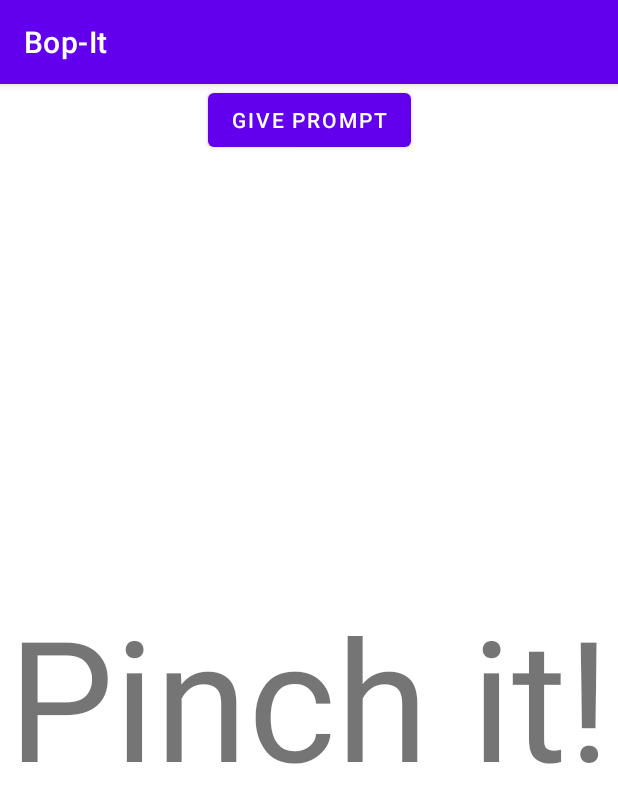
After one commit to Benjamin-Dippold/Bop-It, an Android app: the fragment PinchPrompt placed in its activity, on a phone screen of 412 x 824 dp. The commit adds this screen. Shown: the top 803 px of the screen. Run offline under Robolectric (Android 15) with nearby library versions, the phone set to English and light mode, and no system bars.

Commit message:
Added Zoom- and Pinch-Prompt

```diff
--- a/app/src/main/java/at/iver/bop_it/prompts/AbstractPrompt.java
+++ b/app/src/main/java/at/iver/bop_it/prompts/AbstractPrompt.java
@@ -12,6 +12,7 @@ import android.util.Log;
 import android.view.GestureDetector;
 import android.view.LayoutInflater;
 import android.view.MotionEvent;
+import android.view.ScaleGestureDetector;
 import android.view.View;
 import android.view.ViewGroup;
 import androidx.annotation.NonNull;
@@ -47,12 +48,16 @@ public abstract class AbstractPrompt extends Fragment implements SensorEventList
         View view = inflater.inflate(layout, null, false);
         view.setOnTouchListener(
                 new View.OnTouchListener() {
-                    private GestureDetectorCompat gestureDetector =
+                    private final GestureDetectorCompat gestureDetector =
                             new GestureDetectorCompat(requireContext(), new GestureListener());
+
+                    private final ScaleGestureDetector scaleGestureDetector =
+                            new ScaleGestureDetector(requireContext(), new ScaleGestureListener());
 
                     @Override
                     public boolean onTouch(View v, MotionEvent event) {
-                        return gestureDetector.onTouchEvent(event);
+                        return gestureDetector.onTouchEvent(event)
+                                || scaleGestureDetector.onTouchEvent(event);
                     }
                 });
 
@@ -102,6 +107,8 @@ public abstract class AbstractPrompt extends Fragment implements SensorEventList
         Log.v(TAG, "onLongPress");
     }
 
+    protected void onScaleBegin(ScaleGestureDetector scaleGestureDetector) {}
+
     private class GestureListener extends GestureDetector.SimpleOnGestureListener {
         @Override
         public boolean onDown(@NonNull MotionEvent e) {
@@ -135,4 +142,13 @@ public abstract class AbstractPrompt extends Fragment implements SensorEventList
             AbstractPrompt.this.onLongPress();
         }
     }
+
+    private class ScaleGestureListener extends ScaleGestureDetector.SimpleOnScaleGestureListener {
+
+        @Override
+        public boolean onScaleBegin(@NonNull ScaleGestureDetector scaleGestureDetector) {
+            AbstractPrompt.this.onScaleBegin(scaleGestureDetector);
+            return false;
+        }
+    }
 }
--- /dev/null
+++ b/app/src/main/java/at/iver/bop_it/prompts/PinchPrompt.java
@@ -0,0 +1,26 @@
+/* Licensed under GNU GPL v3.0 (C) 2023 */
+package at.iver.bop_it.prompts;
+
+import android.view.ScaleGestureDetector;
+import at.iver.bop_it.R;
+
+public class PinchPrompt extends AbstractPrompt {
+    private static final float SPAN_THRESHOLD = 500f;
+    private float startingSpan = 0;
+
+    public PinchPrompt() {
+        super(R.layout.pinch_prompt);
+    }
+
+    @Override
+    protected void onScaleBegin(ScaleGestureDetector scaleGestureDetector) {
+        float currentSpan = scaleGestureDetector.getCurrentSpan();
+        if (startingSpan == 0 || currentSpan > startingSpan) {
+            startingSpan = currentSpan;
+        } else {
+            if (currentSpan < startingSpan - SPAN_THRESHOLD) {
+                callBackVictorious();
+            }
+        }
+    }
+}
--- /dev/null
+++ b/app/src/main/res/layout/pinch_prompt.xml
@@ -0,0 +1,19 @@
+<?xml version="1.0" encoding="utf-8"?>
+<androidx.constraintlayout.widget.ConstraintLayout xmlns:android="http://schemas.android.com/apk/res/android"
+    xmlns:app="http://schemas.android.com/apk/res-auto"
+    xmlns:tools="http://schemas.android.com/tools"
+    android:layout_width="match_parent"
+    android:layout_height="match_parent">
+
+    <TextView
+        android:id="@+id/textView"
+        android:layout_width="0dp"
+        android:layout_height="0dp"
+        android:autoSizeTextType="uniform"
+        android:gravity="center"
+        android:text="Pinch it!"
+        app:layout_constraintBottom_toBottomOf="parent"
+        app:layout_constraintEnd_toEndOf="parent"
+        app:layout_constraintStart_toStartOf="parent"
+        app:layout_constraintTop_toTopOf="parent" />
+</androidx.constraintlayout.widget.ConstraintLayout>
```
Also changed, not shown: app/src/main/java/at/iver/bop_it/MainActivity.java (+4 -8 lines), app/src/main/java/at/iver/bop_it/prompts/ZoomPrompt.java (added, +26 -0 lines), app/src/main/res/layout/zoom_prompt.xml (added, +19 -0 lines).
